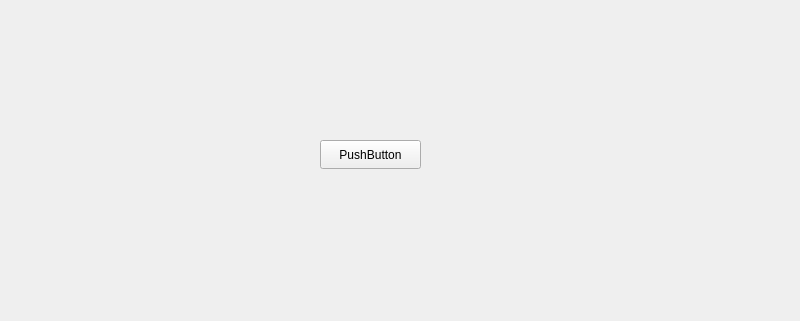
Before: the Qt Designer form mainwindow.ui in DreamLeePKU/chat, drawn with Qt 5; both pictures show x 0 to 800 and y 89 to 410 of the 800 by 600 pixel window.
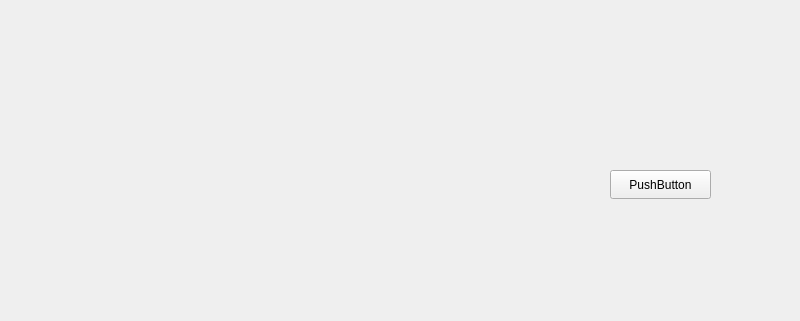
After: the same form once the commit is applied.

```diff
--- a/mainwindow.ui
+++ b/mainwindow.ui
@@ -43,8 +43,8 @@
    <widget class="QPushButton" name="pushButton">
     <property name="geometry">
      <rect>
-      <x>320</x>
-      <y>210</y>
+      <x>610</x>
+      <y>240</y>
       <width>101</width>
       <height>29</height>
      </rect>
@@ -53,6 +53,17 @@
      <string>PushButton</string>
     </property>
    </widget>
+   <widget class="QWidget" name="verticalLayoutWidget">
+    <property name="geometry">
+     <rect>
+      <x>20</x>
+      <y>130</y>
+      <width>311</width>
+      <height>201</height>
+     </rect>
+    </property>
+    <layout class="QVBoxLayout" name="verticalLayout"/>
+   </widget>
   </widget>
   <widget class="QMenuBar" name="menubar">
    <property name="geometry">
```
